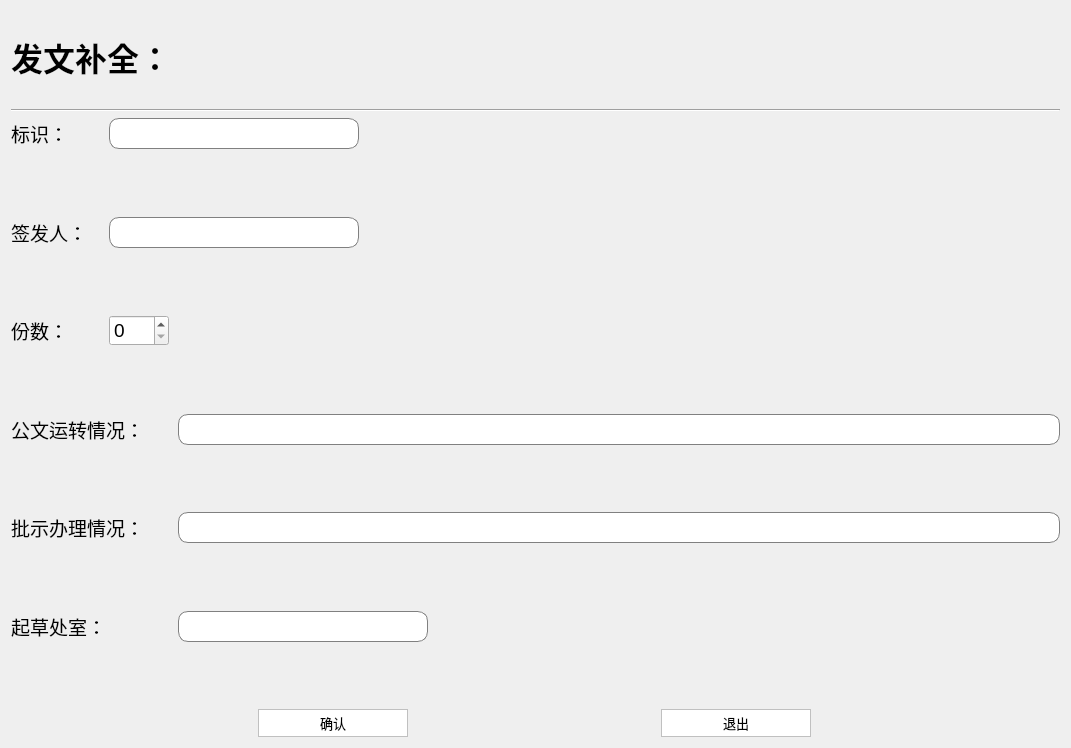
The window that ui_dir/sendfilebq.ui (wind-sword/Audit) describes before a commit, drawn with Qt 5.
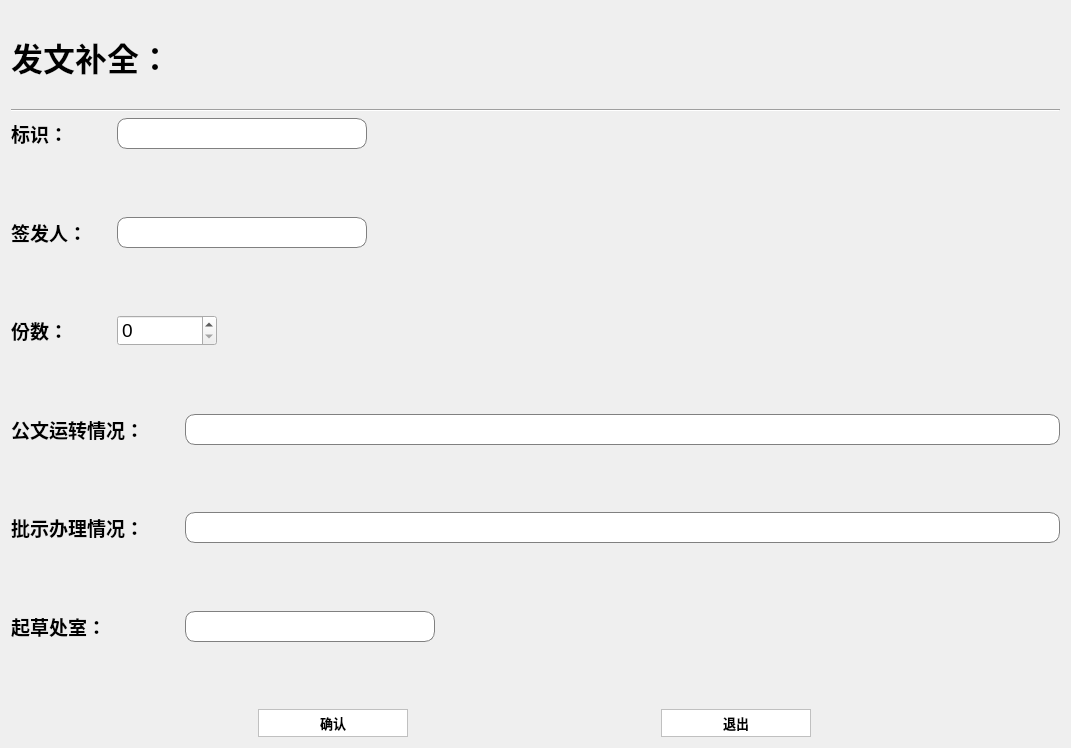
The same window after the commit.

What changed in the file:
```diff
--- a/ui_dir/sendfilebq.ui
+++ b/ui_dir/sendfilebq.ui
@@ -88,13 +88,15 @@
        </property>
        <property name="minimumSize">
         <size>
-         <width>92</width>
+         <width>100</width>
          <height>0</height>
         </size>
        </property>
        <property name="font">
         <font>
          <pointsize>14</pointsize>
+         <weight>75</weight>
+         <bold>true</bold>
         </font>
        </property>
        <property name="text">
@@ -137,13 +139,15 @@
        </property>
        <property name="minimumSize">
         <size>
-         <width>92</width>
+         <width>100</width>
          <height>0</height>
         </size>
        </property>
        <property name="font">
         <font>
          <pointsize>14</pointsize>
+         <weight>75</weight>
+         <bold>true</bold>
         </font>
        </property>
        <property name="text">
@@ -186,13 +190,15 @@
        </property>
        <property name="minimumSize">
         <size>
-         <width>92</width>
+         <width>100</width>
          <height>0</height>
         </size>
        </property>
        <property name="font">
         <font>
          <pointsize>14</pointsize>
+         <weight>75</weight>
+         <bold>true</bold>
         </font>
        </property>
        <property name="text">
@@ -204,7 +210,7 @@
       <widget class="QSpinBox" name="spinBox">
        <property name="maximumSize">
         <size>
-         <width>60</width>
+         <width>100</width>
          <height>16777215</height>
         </size>
        </property>
@@ -229,13 +235,15 @@
        </property>
        <property name="minimumSize">
         <size>
-         <width>161</width>
+         <width>168</width>
          <height>0</height>
         </size>
        </property>
        <property name="font">
         <font>
          <pointsize>14</pointsize>
+         <weight>75</weight>
+         <bold>true</bold>
         </font>
        </property>
        <property name="text">
@@ -272,7 +280,7 @@
        </property>
        <property name="minimumSize">
         <size>
-         <width>161</width>
+         <width>168</width>
          <height>0</height>
         </size>
        </property>
@@ -285,6 +293,8 @@
        <property name="font">
         <font>
          <pointsize>14</pointsize>
+         <weight>75</weight>
+         <bold>true</bold>
         </font>
        </property>
        <property name="text">
@@ -321,13 +331,15 @@
        </property>
        <property name="minimumSize">
         <size>
-         <width>161</width>
+         <width>168</width>
          <height>0</height>
         </size>
        </property>
        <property name="font">
         <font>
          <pointsize>14</pointsize>
+         <weight>75</weight>
+         <bold>true</bold>
         </font>
        </property>
        <property name="styleSheet">
@@ -373,7 +385,10 @@
        </property>
        <property name="font">
         <font>
+         <family>Agency FB</family>
          <pointsize>10</pointsize>
+         <weight>75</weight>
+         <bold>true</bold>
         </font>
        </property>
        <property name="focusPolicy">
@@ -400,7 +415,10 @@
        </property>
        <property name="font">
         <font>
+         <family>Agency FB</family>
          <pointsize>10</pointsize>
+         <weight>75</weight>
+         <bold>true</bold>
         </font>
        </property>
        <property name="focusPolicy">
```
